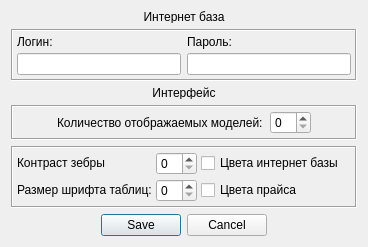
This is content/window_settings.ui in Wrexan/MDA as Qt 5 draws it before an edit. The edited form follows.
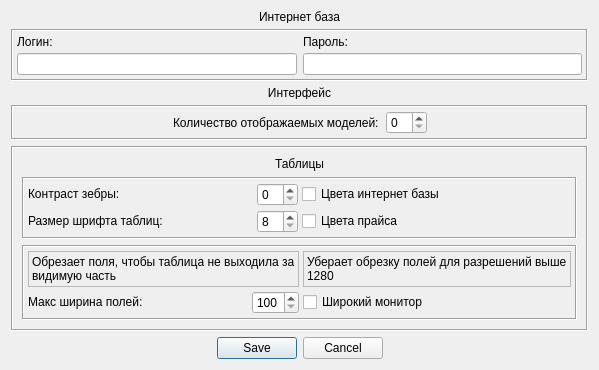
This is the edited form. Icons and pictures are not drawn.

Commit message: fixed checkboxes (didn't work) add option for cutting columns width add tooltips for tables fixed color options

```diff
--- a/content/window_settings.ui
+++ b/content/window_settings.ui
@@ -6,8 +6,8 @@
    <rect>
     <x>0</x>
     <y>0</y>
-    <width>355</width>
-    <height>240</height>
+    <width>396</width>
+    <height>366</height>
    </rect>
   </property>
   <property name="sizePolicy">
@@ -256,6 +256,37 @@
     </widget>
    </item>
    <item>
+    <widget class="QFrame" name="frame_4">
+     <property name="sizePolicy">
+      <sizepolicy hsizetype="Preferred" vsizetype="Maximum">
+       <horstretch>0</horstretch>
+       <verstretch>0</verstretch>
+      </sizepolicy>
+     </property>
+     <property name="minimumSize">
+      <size>
+       <width>0</width>
+       <height>100</height>
+      </size>
+     </property>
+     <property name="frameShape">
+      <enum>QFrame::Box</enum>
+     </property>
+     <property name="frameShadow">
+      <enum>QFrame::Sunken</enum>
+     </property>
+     <layout class="QVBoxLayout" name="verticalLayout_13">
+      <item>
+       <widget class="QLabel" name="label_10">
+        <property name="text">
+         <string>Таблицы</string>
+        </property>
+        <property name="alignment">
+         <set>Qt::AlignCenter</set>
+        </property>
+       </widget>
+      </item>
+      <item>
     <widget class="QFrame" name="frame_3">
      <property name="sizePolicy">
       <sizepolicy hsizetype="Preferred" vsizetype="Maximum">
@@ -285,18 +316,7 @@
       <property name="spacing">
        <number>4</number>
       </property>
-      <item row="0" column="1">
-       <layout class="QVBoxLayout" name="verticalLayout_8">
-        <item>
-         <widget class="QCheckBox" name="colored_web_table">
-          <property name="text">
-           <string>Цвета интернет базы</string>
-          </property>
-         </widget>
-        </item>
-       </layout>
-      </item>
-      <item row="1" column="1">
+         <item row="2" column="1">
        <layout class="QVBoxLayout" name="verticalLayout_2">
         <item>
          <widget class="QCheckBox" name="colored_price_table">
@@ -307,7 +327,7 @@
         </item>
        </layout>
       </item>
-      <item row="0" column="0">
+         <item row="1" column="0">
        <layout class="QHBoxLayout" name="horizontalLayout_3">
         <item>
          <widget class="QLabel" name="label_4">
@@ -318,7 +338,7 @@
            </sizepolicy>
           </property>
           <property name="text">
-           <string>Контраст зебры</string>
+              <string>Контраст зебры:</string>
           </property>
          </widget>
         </item>
@@ -330,11 +350,25 @@
             <verstretch>0</verstretch>
            </sizepolicy>
           </property>
+             <property name="maximum">
+              <number>30</number>
+             </property>
          </widget>
         </item>
        </layout>
       </item>
-      <item row="1" column="0">
+         <item row="1" column="1">
+          <layout class="QVBoxLayout" name="verticalLayout_8">
+           <item>
+            <widget class="QCheckBox" name="colored_web_table">
+             <property name="text">
+              <string>Цвета интернет базы</string>
+             </property>
+            </widget>
+           </item>
+          </layout>
+         </item>
+         <item row="2" column="0">
        <layout class="QHBoxLayout" name="horizontalLayout_2">
         <item>
          <widget class="QLabel" name="label_5">
@@ -357,9 +391,145 @@
             <verstretch>0</verstretch>
            </sizepolicy>
           </property>
+             <property name="minimum">
+              <number>8</number>
+             </property>
+             <property name="maximum">
+              <number>26</number>
+             </property>
          </widget>
         </item>
        </layout>
+         </item>
+        </layout>
+       </widget>
+      </item>
+      <item>
+       <widget class="QFrame" name="frame_5">
+        <property name="sizePolicy">
+         <sizepolicy hsizetype="Preferred" vsizetype="Maximum">
+          <horstretch>0</horstretch>
+          <verstretch>0</verstretch>
+         </sizepolicy>
+        </property>
+        <property name="frameShape">
+         <enum>QFrame::Box</enum>
+        </property>
+        <property name="frameShadow">
+         <enum>QFrame::Sunken</enum>
+        </property>
+        <layout class="QGridLayout" name="gridLayout_3">
+         <property name="leftMargin">
+          <number>4</number>
+         </property>
+         <property name="topMargin">
+          <number>4</number>
+         </property>
+         <property name="rightMargin">
+          <number>4</number>
+         </property>
+         <property name="bottomMargin">
+          <number>4</number>
+         </property>
+         <property name="spacing">
+          <number>4</number>
+         </property>
+         <item row="1" column="0">
+          <widget class="QLabel" name="label_16">
+           <property name="frameShape">
+            <enum>QFrame::Box</enum>
+           </property>
+           <property name="frameShadow">
+            <enum>QFrame::Raised</enum>
+           </property>
+           <property name="lineWidth">
+            <number>0</number>
+           </property>
+           <property name="midLineWidth">
+            <number>1</number>
+           </property>
+           <property name="text">
+            <string>Обрезает поля, чтобы таблица не выходила за видимую часть</string>
+           </property>
+           <property name="alignment">
+            <set>Qt::AlignLeading|Qt::AlignLeft|Qt::AlignTop</set>
+           </property>
+           <property name="wordWrap">
+            <bool>true</bool>
+           </property>
+          </widget>
+         </item>
+         <item row="2" column="0">
+          <layout class="QHBoxLayout" name="horizontalLayout_9">
+           <item>
+            <widget class="QLabel" name="label_8">
+             <property name="sizePolicy">
+              <sizepolicy hsizetype="Preferred" vsizetype="Maximum">
+               <horstretch>0</horstretch>
+               <verstretch>0</verstretch>
+              </sizepolicy>
+             </property>
+             <property name="text">
+              <string>Макс ширина полей:</string>
+             </property>
+            </widget>
+           </item>
+           <item>
+            <widget class="QSpinBox" name="column_width_max">
+             <property name="sizePolicy">
+              <sizepolicy hsizetype="Maximum" vsizetype="Fixed">
+               <horstretch>0</horstretch>
+               <verstretch>0</verstretch>
+              </sizepolicy>
+             </property>
+             <property name="minimum">
+              <number>100</number>
+             </property>
+             <property name="maximum">
+              <number>260</number>
+             </property>
+            </widget>
+           </item>
+          </layout>
+         </item>
+         <item row="2" column="1">
+          <layout class="QVBoxLayout" name="verticalLayout_12">
+           <item>
+            <widget class="QCheckBox" name="wide_monitor">
+             <property name="text">
+              <string>Широкий монитор</string>
+             </property>
+            </widget>
+           </item>
+          </layout>
+         </item>
+         <item row="1" column="1">
+          <widget class="QLabel" name="label_17">
+           <property name="frameShape">
+            <enum>QFrame::Box</enum>
+           </property>
+           <property name="frameShadow">
+            <enum>QFrame::Raised</enum>
+           </property>
+           <property name="lineWidth">
+            <number>0</number>
+           </property>
+           <property name="midLineWidth">
+            <number>1</number>
+           </property>
+           <property name="text">
+            <string>Уберает обрезку полей для разрешений выше 1280</string>
+           </property>
+           <property name="alignment">
+            <set>Qt::AlignLeading|Qt::AlignLeft|Qt::AlignTop</set>
+           </property>
+           <property name="wordWrap">
+            <bool>true</bool>
+           </property>
+          </widget>
+         </item>
+        </layout>
+       </widget>
       </item>
      </layout>
     </widget>
```
Left out of the diff: 2 changed lines with no effect on the pictures. Lines whose indentation alone changed are shown as unchanged. The commit also changes 4 other files.
